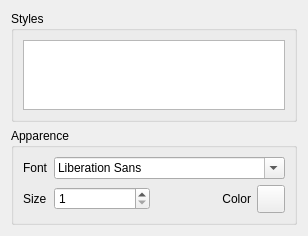
Above: styleeditor.ui from Subtivals/subtivals before the change. Below: the same form after it.
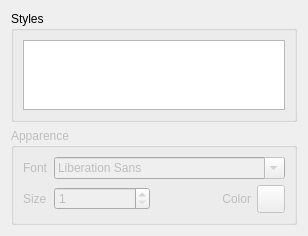
That is the form after the change.

```diff
--- a/styleeditor.ui
+++ b/styleeditor.ui
@@ -32,7 +32,7 @@
    <item row="1" column="0">
     <widget class="QGroupBox" name="groupFont">
      <property name="enabled">
-      <bool>true</bool>
+      <bool>false</bool>
      </property>
      <property name="title">
       <string>Apparence</string>
```
